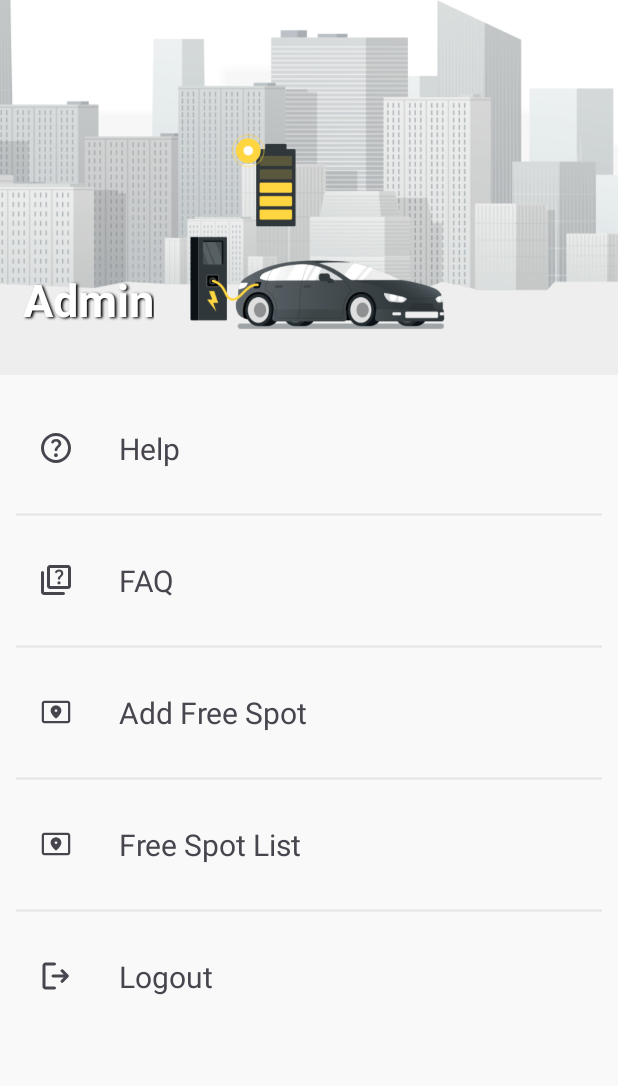
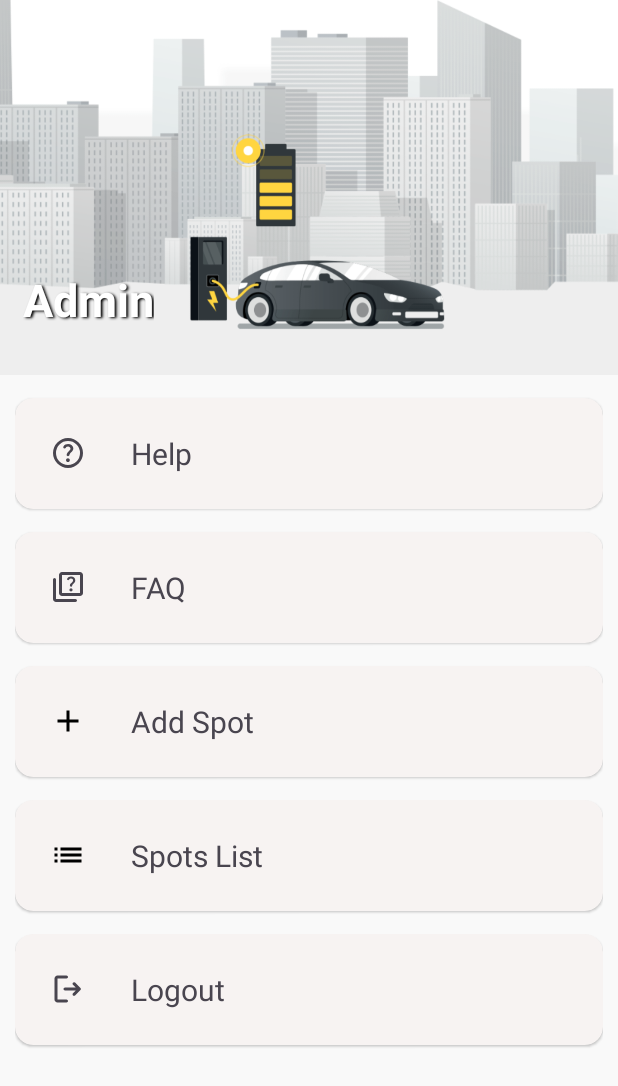
Before and after one commit to Than0s-op/ParkPilot_Business, an Android app: the screen it shows after launch once a user with an empty profile is signed in (Setting), on a phone screen of 412 x 824 dp. Shown: the top 1086 px of the screen. Run offline under Robolectric (Android 15) with nearby library versions, the phone set to English and light mode, and no system bars; our stand-ins replace Firebase (no records; nobody signed in at launch, a user with empty details on screens opened directly), Shimmer.

Commit message:
redesign setting screen

```diff
--- /dev/null
+++ b/app/src/main/res/drawable/baseline_add_24.xml
@@ -0,0 +1,5 @@
+<vector xmlns:android="http://schemas.android.com/apk/res/android" android:height="24dp" android:tint="#000000" android:viewportHeight="24" android:viewportWidth="24" android:width="24dp">
+
+    <path android:fillColor="@android:color/white" android:pathData="M19,13h-6v6h-2v-6H5v-2h6V5h2v6h6v2z"/>
+
+</vector>
--- /dev/null
+++ b/app/src/main/res/drawable/baseline_list_24.xml
@@ -0,0 +1,5 @@
+<vector xmlns:android="http://schemas.android.com/apk/res/android" android:autoMirrored="true" android:height="24dp" android:tint="#000000" android:viewportHeight="24" android:viewportWidth="24" android:width="24dp">
+
+    <path android:fillColor="@android:color/white" android:pathData="M3,13h2v-2L3,11v2zM3,17h2v-2L3,15v2zM3,9h2L5,7L3,7v2zM7,13h14v-2L7,11v2zM7,17h14v-2L7,15v2zM7,7v2h14L21,7L7,7z"/>
+
+</vector>
--- a/app/src/main/res/layout/setting.xml
+++ b/app/src/main/res/layout/setting.xml
@@ -84,84 +84,125 @@
         <LinearLayout
             android:layout_width="match_parent"
             android:layout_height="wrap_content"
-            android:layout_marginTop="20dp"
-            android:divider="@drawable/line_divider"
+            android:divider="@drawable/empty_mid_divider"
             android:orientation="vertical"
             android:paddingHorizontal="10dp"
-            android:showDividers="middle">
+            android:clipToPadding="true"
+            android:showDividers="middle|end|beginning">
+
+            <com.google.android.material.card.MaterialCardView
+                style="?attr/materialCardViewElevatedStyle"
+                android:layout_width="match_parent"
+                android:layout_height="wrap_content"
+                android:clickable="true"
+                app:contentPadding="8dp">
 
                 <com.google.android.material.textview.MaterialTextView
                     android:layout_width="match_parent"
                     android:layout_height="wrap_content"
-                android:background="?attr/selectableItemBackground"
-                android:clickable="true"
                     android:drawableStart="@drawable/help_icon"
                     android:drawablePadding="30dp"
                     android:padding="15dp"
                     android:text="Help"
                     android:textSize="20sp" />
 
+            </com.google.android.material.card.MaterialCardView>
+
+            <com.google.android.material.card.MaterialCardView
+                style="?attr/materialCardViewElevatedStyle"
+                android:layout_width="match_parent"
+                android:layout_height="wrap_content"
+                android:clickable="true"
+                app:contentPadding="8dp">
+
                 <com.google.android.material.textview.MaterialTextView
                     android:layout_width="match_parent"
                     android:layout_height="wrap_content"
-                android:background="?attr/selectableItemBackground"
-                android:clickable="true"
                     android:drawableStart="@drawable/quiz_icon"
                     android:drawablePadding="30dp"
                     android:padding="15dp"
                     android:text="FAQ"
                     android:textSize="20sp" />
 
-            <com.google.android.material.textview.MaterialTextView
+            </com.google.android.material.card.MaterialCardView>
+
+            <com.google.android.material.card.MaterialCardView
                 android:id="@+id/textViewSpotDetails"
+                style="?attr/materialCardViewElevatedStyle"
                 android:layout_width="match_parent"
                 android:layout_height="wrap_content"
-                android:background="?attr/selectableItemBackground"
                 android:clickable="true"
-                android:drawableStart="@drawable/universal_local_icon"
+                android:visibility="gone"
+                app:contentPadding="8dp">
+
+                <com.google.android.material.textview.MaterialTextView
+                    android:layout_width="match_parent"
+                    android:layout_height="wrap_content"
+                    android:drawableStart="@drawable/baseline_add_24"
                     android:drawablePadding="30dp"
                     android:padding="15dp"
                     android:text="Add Spot"
-                android:textSize="20sp"
-                android:visibility="gone" />
+                    android:textSize="20sp" />
+
+            </com.google.android.material.card.MaterialCardView>
+
+            <com.google.android.material.card.MaterialCardView
+                android:id="@+id/textViewAddFreeSpot"
+                style="?attr/materialCardViewElevatedStyle"
+                android:layout_width="match_parent"
+                android:layout_height="wrap_content"
+                android:clickable="true"
+                android:visibility="gone"
+                app:contentPadding="8dp">
 
                 <com.google.android.material.textview.MaterialTextView
-                android:id="@+id/textViewAddFreeSpot"
                     android:layout_width="match_parent"
                     android:layout_height="wrap_content"
-                android:background="?attr/selectableItemBackground"
-                android:clickable="true"
-                android:drawableStart="@drawable/universal_local_icon"
+                    android:drawableStart="@drawable/baseline_add_24"
                     android:drawablePadding="30dp"
                     android:padding="15dp"
-                android:text="Add Free Spot"
-                android:textSize="20sp"
-                android:visibility="gone" />
+                    android:text="Add Spot"
+                    android:textSize="20sp" />
+
+            </com.google.android.material.card.MaterialCardView>
+
+            <com.google.android.material.card.MaterialCardView
+                android:id="@+id/textViewFreeSpotList"
+                style="?attr/materialCardViewElevatedStyle"
+                android:layout_width="match_parent"
+                android:layout_height="wrap_content"
+                android:clickable="true"
+                android:visibility="gone"
+                app:contentPadding="8dp">
 
                 <com.google.android.material.textview.MaterialTextView
-                android:id="@+id/textViewFreeSpotList"
                     android:layout_width="match_parent"
                     android:layout_height="wrap_content"
-                android:background="?attr/selectableItemBackground"
-                android:clickable="true"
-                android:drawableStart="@drawable/universal_local_icon"
+                    android:drawableStart="@drawable/baseline_list_24"
                     android:drawablePadding="30dp"
                     android:padding="15dp"
-                android:text="Free Spot List"
-                android:textSize="20sp"
-                android:visibility="gone" />
+                    android:text="Spots List"
+                    android:textSize="20sp" />
+
+            </com.google.android.material.card.MaterialCardView>
+
+            <com.google.android.material.card.MaterialCardView
+                android:id="@+id/textViewLogout"
+                style="?attr/materialCardViewElevatedStyle"
+                android:layout_width="match_parent"
+                android:layout_height="wrap_content"
+                android:clickable="true"
+                app:contentPadding="8dp">
 
                 <com.google.android.material.textview.MaterialTextView
-                android:id="@+id/textViewLogout"
                     android:layout_width="match_parent"
                     android:layout_height="wrap_content"
-                android:background="?attr/selectableItemBackground"
-                android:clickable="true"
                     android:drawableStart="@drawable/logout_icon"
                     android:drawablePadding="30dp"
                     android:padding="15dp"
                     android:text="Logout"
                     android:textSize="20sp" />
+            </com.google.android.material.card.MaterialCardView>
 
         </LinearLayout>
 
```
Lines whose indentation alone changed are shown as unchanged.
